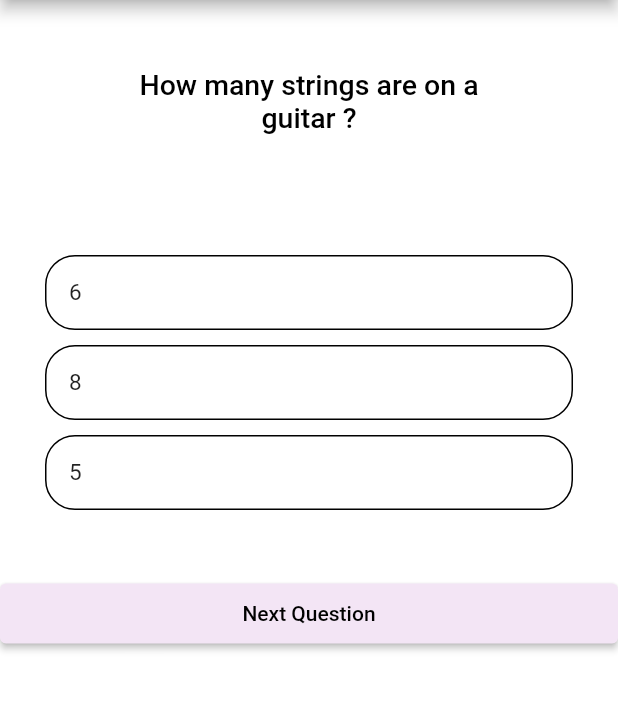
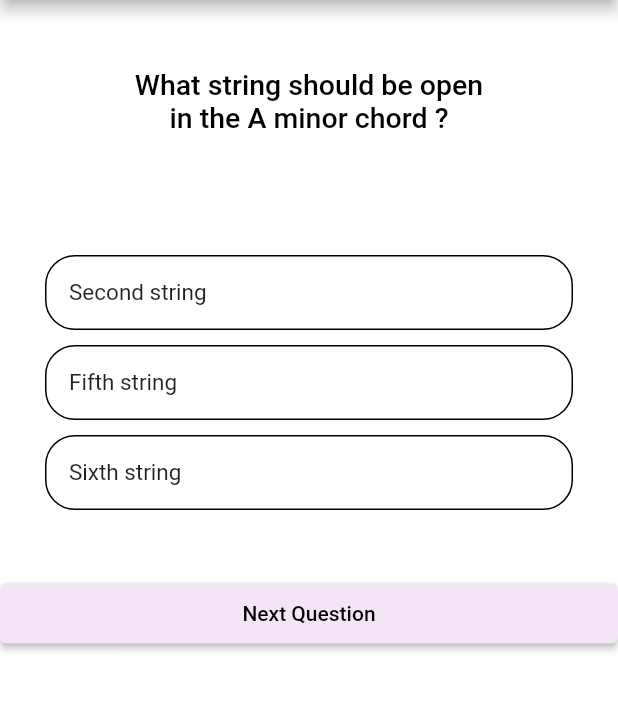
Before and after one commit to Ghoffff/quiz2, a Flutter app: the screen it shows after launch, on a phone screen of 412 x 824 dp, the part 84-794 px from its top. Run offline on Flutter 3.47's test engine with Material 2 defaults, Android fonts, the phone set to English and light mode, and no system bars; statements that could not run were skipped.

Commit message:
quiz2 course 2

```diff
--- a/lib/home.dart
+++ b/lib/home.dart
@@ -90,6 +90,7 @@ class _HomeState extends State<Home> {
                 if (_scoreTracker.length > 0) ..._scoreTracker
               ],
             ),
+
             (_questions[_questionIndex]['question']=='What chord is this ?')?
             Container(
               width: double.infinity,
@@ -113,12 +114,42 @@ class _HomeState extends State<Home> {
                     ),
                       SizedBox(height: 10,),
 
-                  SizedBox(height:200,width: 200,child: Image.asset("assets/images/EM.png"),)
+                      SizedBox(height:200,width: 200,child: Image.asset("assets/images/Question2.png"),)
                     ],
                   )
 
               ),
-                  ):Container(
+            ):
+            (_questions[_questionIndex]['question']=='This chord is ?')?
+            Container(
+              width: double.infinity,
+              height: 280.0,
+              margin: EdgeInsets.only(bottom: 10.0, left: 30.0, right: 30.0),
+              padding: EdgeInsets.symmetric(horizontal: 50.0, vertical: 20.0),
+              decoration: BoxDecoration(
+                color: Colors.transparent,
+                borderRadius: BorderRadius.circular(10.0),
+              ),
+              child: Center(
+                  child:Column(
+                    children: [Text(
+                      _questions[_questionIndex]['question'],
+                      textAlign: TextAlign.center,
+                      style: TextStyle(
+                        fontSize: 19.0,
+                        color: Colors.black,
+                        fontWeight: FontWeight.w500,
+                      ),
+                    ),
+                      SizedBox(height: 10,),
+
+                      SizedBox(height:200,width: 200,child: Image.asset("assets/images/Question5.png"),)
+                    ],
+                  )
+
+              ),
+            ):
+            Container(
                 width: double.infinity,
                 height: 130.0,
                 margin: EdgeInsets.only(bottom: 10.0, left: 30.0, right: 30.0),
@@ -226,46 +257,44 @@ class _HomeState extends State<Home> {
 
 final _questions = const [
   {
-    'question': 'How many strings are on a guitar ?',
+    'question': 'What string should be open in the A minor chord ?',
     'answers': [
-      {'answerText': '6', 'score': true},
-      {'answerText': '8', 'score': false},
-      {'answerText': '5', 'score': false},
-    ],
-  },
-  {
-    'question':
-        'What are the names of the guitar strings in standard tuning ?',
-        'answers': [
-      {'answerText': 'DADGAD', 'score': false},
-      {'answerText': 'EGDABE', 'score': false},
-      {'answerText': 'EADGBE', 'score': true},
-    ],
-  },
-  {
-    'question': 'What is the position of the A string ?',
-    'answers': [
-      {'answerText': '2', 'score': false},
-      {'answerText': '4', 'score': false},
-      {'answerText': '5', 'score': true},
+      {'answerText': 'Second string', 'score': false},
+      {'answerText': 'Fifth string', 'score': true},
+      {'answerText': 'Sixth string', 'score': false},
     ],
   },
   {
     'question': 'What chord is this ?',
     'answers': [
-      {'answerText': 'A major chord', 'score': false},
-      {'answerText': 'E minor chord ', 'score': true},
-      {'answerText': 'E major chord', 'score': false},
+      {'answerText': 'A minor chord', 'score': false},
+      {'answerText': 'A major chord', 'score': true},
+      {'answerText': 'D major chord', 'score': false},
     ],
   },
-
+  {
+    'question': 'What string(s) should be muted in a D major chord ?',
+    'answers': [
+      {'answerText': 'First and third strings', 'score': false},
+      {'answerText': 'Second string ', 'score': false},
+      {'answerText': 'First and second strings', 'score': true},
+    ],
+  },
+  {
+    'question': 'How many beats are there in a 4:4 signature bar ?',
+    'answers': [
+      {'answerText': '4 beats', 'score': true},
+      {'answerText': '2 beats', 'score': false},
+      {'answerText': '5 beats', 'score': false},
+    ],
+  },
   {
     'question':
-    'What does the X mean above a string?',
+    'This chord is?',
     'answers': [
-      {'answerText': 'The string should not be played ', 'score': true},
-      {'answerText': 'You play this string open', 'score': false},
-      {'answerText': 'You should press this string', 'score': false},
+      {'answerText': 'E major chord ', 'score': false},
+      {'answerText': 'A minor chord', 'score': false},
+      {'answerText': 'D major chord', 'score': true},
     ],
   },
 ];
```
Lines whose indentation alone changed are shown as unchanged.
